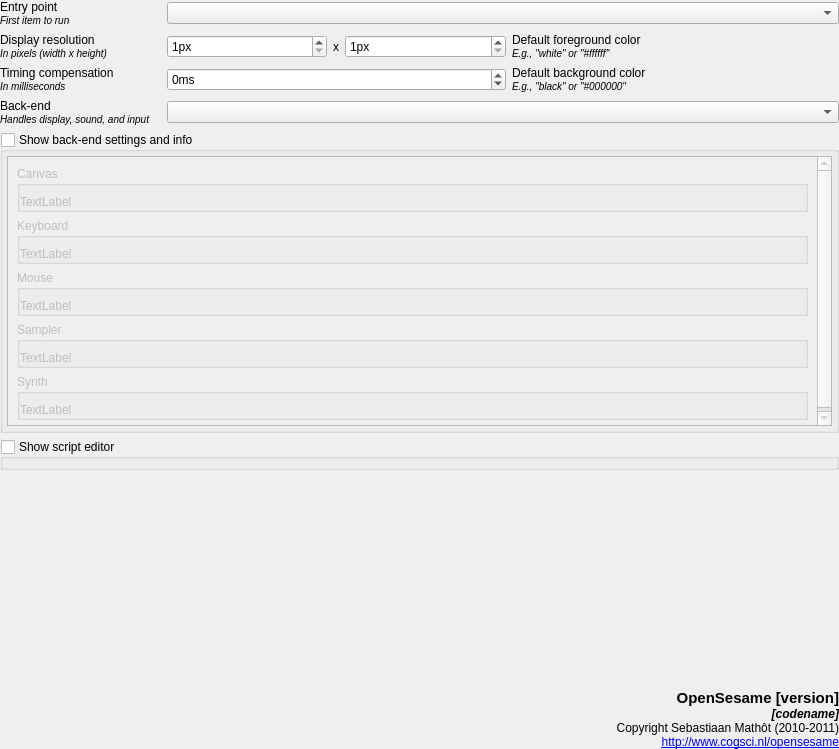
The window that resources/ui/general_widget.ui (open-cogsci/OpenSesame) describes before a commit, drawn with Qt 5.
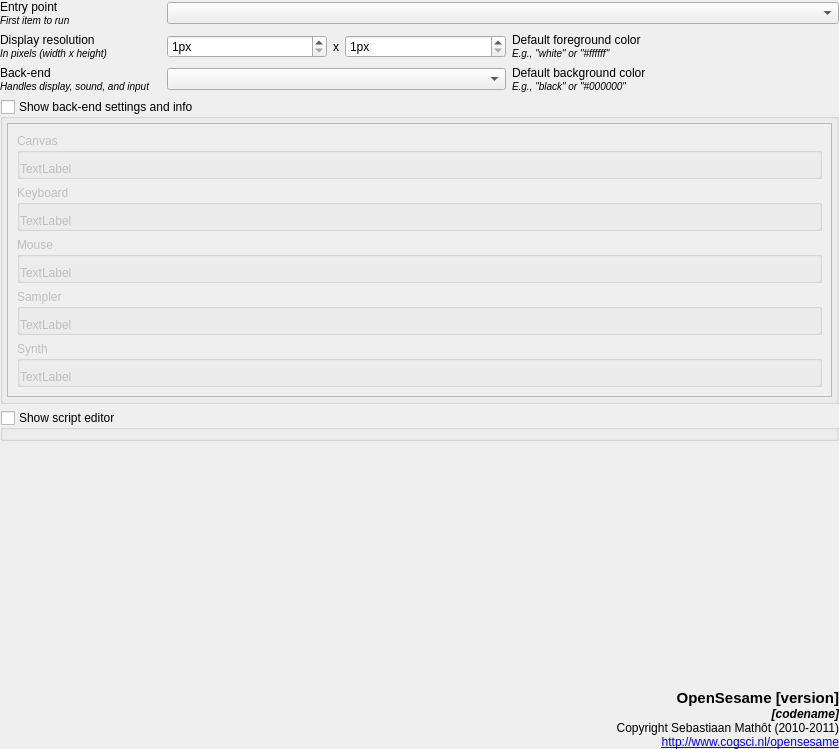
The same window after the commit.

Commit message: Retire timing compensation option from GUI

Diff of the .ui file:
```diff
--- a/resources/ui/general_widget.ui
+++ b/resources/ui/general_widget.ui
@@ -97,30 +97,6 @@
         </property>
        </widget>
       </item>
-      <item row="4" column="0">
-       <widget class="QLabel" name="label_6">
-        <property name="text">
-         <string>Timing compensation&lt;br /&gt;
-&lt;small&gt;&lt;i&gt;In milliseconds&lt;/i&gt;&lt;/small&gt;</string>
-        </property>
-       </widget>
-      </item>
-      <item row="4" column="1" colspan="3">
-       <widget class="QSpinBox" name="spinbox_compensation">
-        <property name="toolTip">
-         <string>Automatic timing compensation. Positive values will decrease durations, negative values will increase durations (of sketchpads etc.)</string>
-        </property>
-        <property name="suffix">
-         <string>ms</string>
-        </property>
-        <property name="minimum">
-         <number>-100</number>
-        </property>
-        <property name="maximum">
-         <number>100</number>
-        </property>
-       </widget>
-      </item>
       <item row="4" column="4">
        <widget class="QLabel" name="label_5">
         <property name="text">
@@ -137,7 +113,7 @@
         </property>
        </widget>
       </item>
-      <item row="5" column="0">
+      <item row="4" column="0">
        <widget class="QLabel" name="label_8">
         <property name="text">
          <string>Back-end&lt;br /&gt;
@@ -145,7 +121,7 @@
         </property>
        </widget>
       </item>
-      <item row="5" column="1" colspan="5">
+      <item row="4" column="1" colspan="3">
        <widget class="QComboBox" name="combobox_backend"/>
       </item>
      </layout>
@@ -176,8 +152,8 @@
           <rect>
            <x>0</x>
            <y>0</y>
-           <width>811</width>
-           <height>262</height>
+           <width>821</width>
+           <height>273</height>
           </rect>
          </property>
          <layout class="QVBoxLayout" name="verticalLayout_7">
```
Left out of the diff: 4 changed lines with no effect on the pictures. The commit also changes 20 other files.
